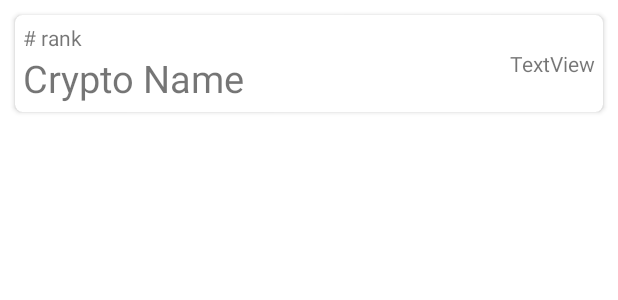
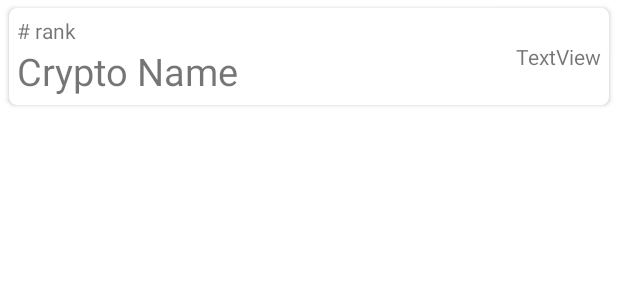
Before and after one commit to jaydwevidi/SimplestRetrofit, an Android app: the layout currency.xml on its own in the app's theme, with its tools: preview values and no code run, on a phone screen of 412 x 824 dp. Shown: the top 300 px of the screen. Run offline under Robolectric (Android 15) with nearby library versions, the phone set to English and light mode, and no system bars.

Commit message:
Pretty RecyclerView 2

```diff
--- a/app/src/main/res/layout/currency.xml
+++ b/app/src/main/res/layout/currency.xml
@@ -3,7 +3,8 @@
     xmlns:tools="http://schemas.android.com/tools"
     android:layout_width="match_parent"
     android:layout_height="wrap_content"
-    android:layout_margin="10dp"
+    android:layout_marginHorizontal="6dp"
+    android:layout_marginVertical="5dp"
     app:cardCornerRadius="5dp"
     android:elevation="5dp"
     xmlns:android="http://schemas.android.com/apk/res/android">
```
